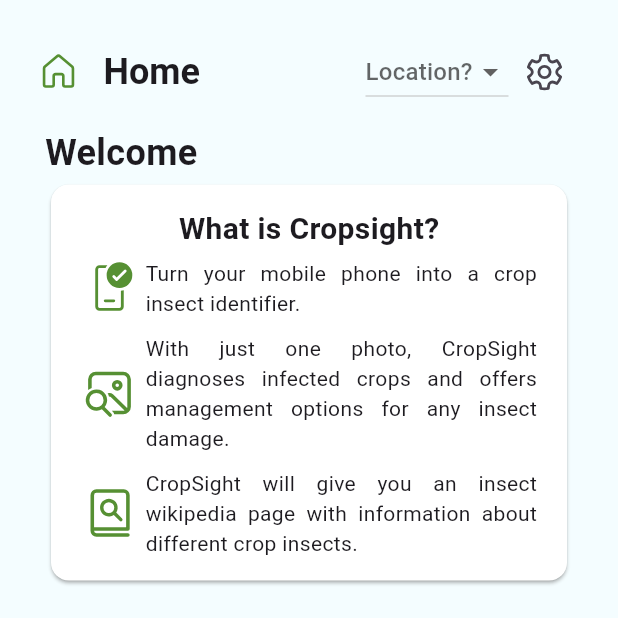
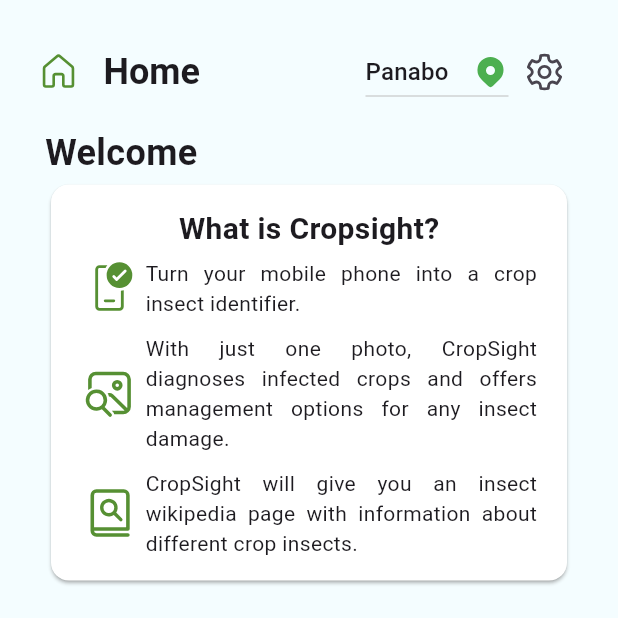
Before and after one commit to karlmacas29/cropsight-capstone-main, a Flutter app: the HomePageNav screen opened directly, on a phone screen of 412 x 824 dp, the top half of it. Run offline on Flutter 3.47's test engine with Material 3 defaults, Android fonts, the phone set to English and light mode, and no system bars; drawn by our look-alikes of animated_bottom_navigation_bar; our stand-ins replace file_picker, fl_chart, fluentui_system_icons, flutter_carousel_widget, image_cropper, image_picker and 3 more; missing offline and left inert: tensorflow_lite_flutter; accounts and stored records are empty.

Commit message:
modified:   lib/views/navigation/home.dart 	modified:   lib/views/navigation/nav_page.dart 	modified:   lib/views/pages/scanning.dart 	modified:   pubspec.lock 	modified:   pubspec.yaml

```diff
--- a/lib/views/navigation/home.dart
+++ b/lib/views/navigation/home.dart
@@ -7,7 +7,7 @@
 import 'package:image_picker/image_picker.dart';
 import 'package:permission_handler/permission_handler.dart';
 import 'package:shared_preferences/shared_preferences.dart';
-import 'package:tflite_v2/tflite_v2.dart';
+import 'package:tensorflow_lite_flutter/tensorflow_lite_flutter.dart';
 
 class HomeTab extends StatefulWidget {
   const HomeTab({super.key});
@@ -69,7 +69,7 @@
       var img = image;
       var output = await Tflite.runModelOnImage(
         path: img!.path,
-        numResults: 1,
+        numResults: 3,
         threshold: 0.05,
         imageMean: 0.0,
         imageStd: 1.0,
--- a/lib/views/navigation/nav_page.dart
+++ b/lib/views/navigation/nav_page.dart
@@ -52,7 +52,7 @@
     'Nanyo',
   ];
 
-  String? selectedValue;
+  String? selectedValue = 'Panabo';
 
   // Method to load the saved value from SharedPreferences
   _loadSavedValue() async {
@@ -103,6 +103,8 @@
               scrolledUnderElevation: 0.0,
               actions: [
                 DropdownButton<String>(
+                  iconEnabledColor: Colors.green,
+                  icon: const Icon(FluentIcons.location_12_filled),
                   dropdownColor:
                       Theme.of(context).brightness == Brightness.light
                           ? const Color.fromRGBO(244, 253, 255, 1)
--- a/pubspec.yaml
+++ b/pubspec.yaml
@@ -45,7 +45,7 @@
   provider: ^6.1.2
   flutter_carousel_widget: ^2.2.0
   image: ^4.2.0
-  tflite_v2: ^1.0.0
+  # tflite_v2: ^1.0.0
   intl: ^0.19.0
   animated_bottom_navigation_bar: ^1.3.3
   path: ^1.8.3
@@ -54,6 +54,7 @@
   fluentui_system_icons: ^1.1.265
   uuid: ^4.5.1
   image_cropper: ^8.0.2
+  tensorflow_lite_flutter: ^2.0.1
 
 
 
```
Also changed, not shown: lib/views/pages/scanning.dart (+1 -7 lines), pubspec.lock.
